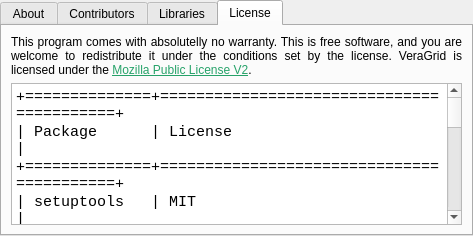
The window that src/VeraGrid/Gui/AboutDialogue/gui.ui (JordiBejarUPC/veragrid-hvdc-bipolar-pfc) describes before a commit, drawn with Qt 5.
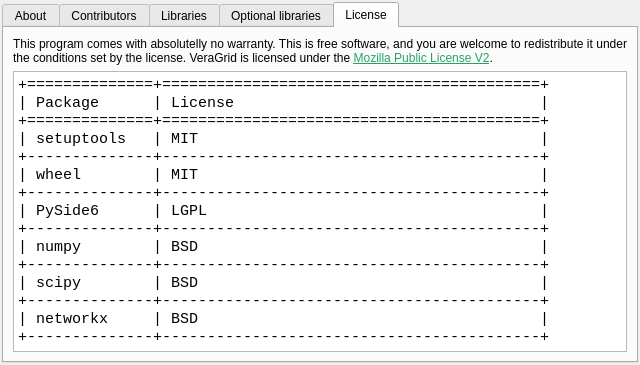
The same window after the commit. The open tabs and pages were chosen to show the change. Icons and pictures are not drawn.

Commit message: added library list in the about window

Diff of the .ui file:
```diff
--- a/src/VeraGrid/Gui/AboutDialogue/gui.ui
+++ b/src/VeraGrid/Gui/AboutDialogue/gui.ui
@@ -6,8 +6,8 @@
    <rect>
     <x>0</x>
     <y>0</y>
-    <width>473</width>
-    <height>236</height>
+    <width>640</width>
+    <height>365</height>
    </rect>
   </property>
   <property name="windowTitle">
@@ -19,16 +19,16 @@
   </property>
   <layout class="QVBoxLayout" name="verticalLayout_2">
    <property name="leftMargin">
-    <number>0</number>
+    <number>2</number>
    </property>
    <property name="topMargin">
-    <number>0</number>
+    <number>2</number>
    </property>
    <property name="rightMargin">
-    <number>0</number>
+    <number>2</number>
    </property>
    <property name="bottomMargin">
-    <number>0</number>
+    <number>2</number>
    </property>
    <item>
     <widget class="QTabWidget" name="tabWidget">
@@ -160,7 +160,7 @@
        </item>
       </layout>
      </widget>
-     <widget class="QWidget" name="tab_3">
+     <widget class="QWidget" name="tab_5">
       <attribute name="title">
        <string>Libraries</string>
       </attribute>
@@ -178,6 +178,36 @@
          </property>
         </widget>
        </item>
+       <item row="2" column="1" colspan="4">
+        <spacer name="horizontalSpacer">
+         <property name="orientation">
+          <enum>Qt::Orientation::Horizontal</enum>
+         </property>
+         <property name="sizeHint" stdset="0">
+          <size>
+           <width>40</width>
+           <height>20</height>
+          </size>
+         </property>
+        </spacer>
+       </item>
+       <item row="0" column="0" colspan="6">
+        <widget class="QTableWidget" name="allLibsTableWidget"/>
+       </item>
+       <item row="1" column="0" colspan="6">
+        <widget class="QLabel" name="updateLabel">
+         <property name="text">
+          <string/>
+         </property>
+        </widget>
+       </item>
+      </layout>
+     </widget>
+     <widget class="QWidget" name="tab_3">
+      <attribute name="title">
+       <string>Optional libraries</string>
+      </attribute>
+      <layout class="QGridLayout" name="gridLayout_2">
        <item row="0" column="0" colspan="2">
         <widget class="QTableWidget" name="librariesTableWidget"/>
        </item>
@@ -225,22 +255,22 @@
 hr { height: 1px; border-width: 0; }
 li.unchecked::marker { content: &quot;\2610&quot;; }
 li.checked::marker { content: &quot;\2612&quot;; }
-&lt;/style&gt;&lt;/head&gt;&lt;body style=&quot; font-family:'Cousine'; font-size:11pt; font-weight:400; font-style:normal;&quot;&gt;
-&lt;p style=&quot; margin-top:0px; margin-bottom:0px; margin-left:0px; margin-right:0px; -qt-block-indent:0; text-indent:0px;&quot;&gt;+==============+==========================================+&lt;/p&gt;
-&lt;p style=&quot; margin-top:0px; margin-bottom:0px; margin-left:0px; margin-right:0px; -qt-block-indent:0; text-indent:0px;&quot;&gt;| Package      | License                                  |&lt;/p&gt;
-&lt;p style=&quot; margin-top:0px; margin-bottom:0px; margin-left:0px; margin-right:0px; -qt-block-indent:0; text-indent:0px;&quot;&gt;+==============+==========================================+&lt;/p&gt;
-&lt;p style=&quot; margin-top:0px; margin-bottom:0px; margin-left:0px; margin-right:0px; -qt-block-indent:0; text-indent:0px;&quot;&gt;| setuptools   | MIT                                      |&lt;/p&gt;
-&lt;p style=&quot; margin-top:0px; margin-bottom:0px; margin-left:0px; margin-right:0px; -qt-block-indent:0; text-indent:0px;&quot;&gt;+--------------+------------------------------------------+&lt;/p&gt;
-&lt;p style=&quot; margin-top:0px; margin-bottom:0px; margin-left:0px; margin-right:0px; -qt-block-indent:0; text-indent:0px;&quot;&gt;| wheel        | MIT                                      |&lt;/p&gt;
-&lt;p style=&quot; margin-top:0px; margin-bottom:0px; margin-left:0px; margin-right:0px; -qt-block-indent:0; text-indent:0px;&quot;&gt;+--------------+------------------------------------------+&lt;/p&gt;
-&lt;p style=&quot; margin-top:0px; margin-bottom:0px; margin-left:0px; margin-right:0px; -qt-block-indent:0; text-indent:0px;&quot;&gt;| PySide6      | LGPL                                     |&lt;/p&gt;
-&lt;p style=&quot; margin-top:0px; margin-bottom:0px; margin-left:0px; margin-right:0px; -qt-block-indent:0; text-indent:0px;&quot;&gt;+--------------+------------------------------------------+&lt;/p&gt;
-&lt;p style=&quot; margin-top:0px; margin-bottom:0px; margin-left:0px; margin-right:0px; -qt-block-indent:0; text-indent:0px;&quot;&gt;| numpy        | BSD                                      |&lt;/p&gt;
-&lt;p style=&quot; margin-top:0px; margin-bottom:0px; margin-left:0px; margin-right:0px; -qt-block-indent:0; text-indent:0px;&quot;&gt;+--------------+------------------------------------------+&lt;/p&gt;
-&lt;p style=&quot; margin-top:0px; margin-bottom:0px; margin-left:0px; margin-right:0px; -qt-block-indent:0; text-indent:0px;&quot;&gt;| scipy        | BSD                                      |&lt;/p&gt;
-&lt;p style=&quot; margin-top:0px; margin-bottom:0px; margin-left:0px; margin-right:0px; -qt-block-indent:0; text-indent:0px;&quot;&gt;+--------------+------------------------------------------+&lt;/p&gt;
-&lt;p style=&quot; margin-top:0px; margin-bottom:0px; margin-left:0px; margin-right:0px; -qt-block-indent:0; text-indent:0px;&quot;&gt;| networkx     | BSD                                      |&lt;/p&gt;
-&lt;p style=&quot; margin-top:0px; margin-bottom:0px; margin-left:0px; margin-right:0px; -qt-block-indent:0; text-indent:0px;&quot;&gt;+--------------+------------------------------------------+&lt;/p&gt;&lt;/body&gt;&lt;/html&gt;</string>
+&lt;/style&gt;&lt;/head&gt;&lt;body style=&quot; font-family:'Cousine'; font-size:13pt; font-weight:400; font-style:normal;&quot;&gt;
+&lt;p style=&quot; margin-top:0px; margin-bottom:0px; margin-left:0px; margin-right:0px; -qt-block-indent:0; text-indent:0px;&quot;&gt;&lt;span style=&quot; font-size:11pt;&quot;&gt;+==============+==========================================+&lt;/span&gt;&lt;/p&gt;
+&lt;p style=&quot; margin-top:0px; margin-bottom:0px; margin-left:0px; margin-right:0px; -qt-block-indent:0; text-indent:0px;&quot;&gt;&lt;span style=&quot; font-size:11pt;&quot;&gt;| Package      | License                                  |&lt;/span&gt;&lt;/p&gt;
+&lt;p style=&quot; margin-top:0px; margin-bottom:0px; margin-left:0px; margin-right:0px; -qt-block-indent:0; text-indent:0px;&quot;&gt;&lt;span style=&quot; font-size:11pt;&quot;&gt;+==============+==========================================+&lt;/span&gt;&lt;/p&gt;
+&lt;p style=&quot; margin-top:0px; margin-bottom:0px; margin-left:0px; margin-right:0px; -qt-block-indent:0; text-indent:0px;&quot;&gt;&lt;span style=&quot; font-size:11pt;&quot;&gt;| setuptools   | MIT                                      |&lt;/span&gt;&lt;/p&gt;
+&lt;p style=&quot; margin-top:0px; margin-bottom:0px; margin-left:0px; margin-right:0px; -qt-block-indent:0; text-indent:0px;&quot;&gt;&lt;span style=&quot; font-size:11pt;&quot;&gt;+--------------+------------------------------------------+&lt;/span&gt;&lt;/p&gt;
+&lt;p style=&quot; margin-top:0px; margin-bottom:0px; margin-left:0px; margin-right:0px; -qt-block-indent:0; text-indent:0px;&quot;&gt;&lt;span style=&quot; font-size:11pt;&quot;&gt;| wheel        | MIT                                      |&lt;/span&gt;&lt;/p&gt;
+&lt;p style=&quot; margin-top:0px; margin-bottom:0px; margin-left:0px; margin-right:0px; -qt-block-indent:0; text-indent:0px;&quot;&gt;&lt;span style=&quot; font-size:11pt;&quot;&gt;+--------------+------------------------------------------+&lt;/span&gt;&lt;/p&gt;
+&lt;p style=&quot; margin-top:0px; margin-bottom:0px; margin-left:0px; margin-right:0px; -qt-block-indent:0; text-indent:0px;&quot;&gt;&lt;span style=&quot; font-size:11pt;&quot;&gt;| PySide6      | LGPL                                     |&lt;/span&gt;&lt;/p&gt;
+&lt;p style=&quot; margin-top:0px; margin-bottom:0px; margin-left:0px; margin-right:0px; -qt-block-indent:0; text-indent:0px;&quot;&gt;&lt;span style=&quot; font-size:11pt;&quot;&gt;+--------------+------------------------------------------+&lt;/span&gt;&lt;/p&gt;
+&lt;p style=&quot; margin-top:0px; margin-bottom:0px; margin-left:0px; margin-right:0px; -qt-block-indent:0; text-indent:0px;&quot;&gt;&lt;span style=&quot; font-size:11pt;&quot;&gt;| numpy        | BSD                                      |&lt;/span&gt;&lt;/p&gt;
+&lt;p style=&quot; margin-top:0px; margin-bottom:0px; margin-left:0px; margin-right:0px; -qt-block-indent:0; text-indent:0px;&quot;&gt;&lt;span style=&quot; font-size:11pt;&quot;&gt;+--------------+------------------------------------------+&lt;/span&gt;&lt;/p&gt;
+&lt;p style=&quot; margin-top:0px; margin-bottom:0px; margin-left:0px; margin-right:0px; -qt-block-indent:0; text-indent:0px;&quot;&gt;&lt;span style=&quot; font-size:11pt;&quot;&gt;| scipy        | BSD                                      |&lt;/span&gt;&lt;/p&gt;
+&lt;p style=&quot; margin-top:0px; margin-bottom:0px; margin-left:0px; margin-right:0px; -qt-block-indent:0; text-indent:0px;&quot;&gt;&lt;span style=&quot; font-size:11pt;&quot;&gt;+--------------+------------------------------------------+&lt;/span&gt;&lt;/p&gt;
+&lt;p style=&quot; margin-top:0px; margin-bottom:0px; margin-left:0px; margin-right:0px; -qt-block-indent:0; text-indent:0px;&quot;&gt;&lt;span style=&quot; font-size:11pt;&quot;&gt;| networkx     | BSD                                      |&lt;/span&gt;&lt;/p&gt;
+&lt;p style=&quot; margin-top:0px; margin-bottom:0px; margin-left:0px; margin-right:0px; -qt-block-indent:0; text-indent:0px;&quot;&gt;&lt;span style=&quot; font-size:11pt;&quot;&gt;+--------------+------------------------------------------+&lt;/span&gt;&lt;/p&gt;&lt;/body&gt;&lt;/html&gt;</string>
          </property>
          <property name="textInteractionFlags">
           <set>Qt::LinksAccessibleByKeyboard|Qt::LinksAccessibleByMouse|Qt::TextBrowserInteraction|Qt::TextSelectableByKeyboard|Qt::TextSelectableByMouse</set>
```
Left out of the diff: 38 changed lines with no effect on the pictures. The commit also changes 4 other files.
